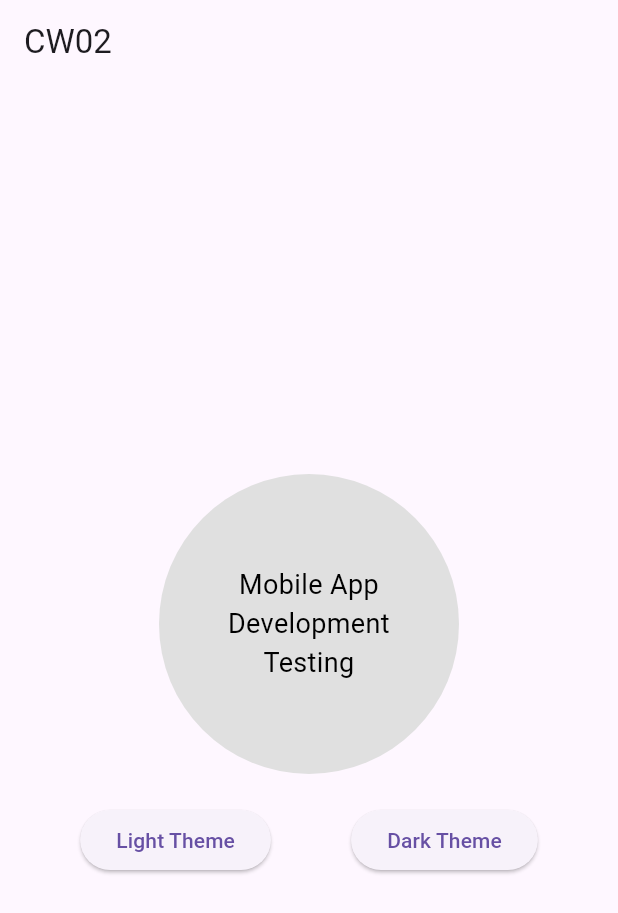
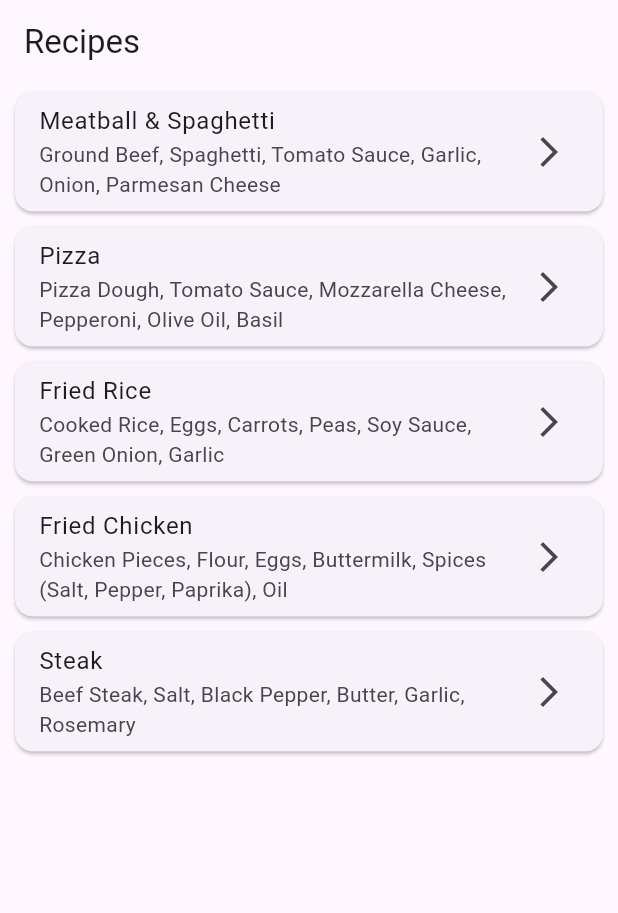
Before and after one commit to tan8325/cw02, a Flutter app: the screen it shows after launch, on a phone screen of 412 x 824 dp. Shown: the top 913 px of the screen. Run offline on Flutter 3.47's test engine with Material 3 defaults, Android fonts, the phone set to English and light mode, and no system bars.

Commit message:
added two dart files for homescreen and recipe

```diff
--- /dev/null
+++ b/lib/details_screen.dart
@@ -0,0 +1,29 @@
+import 'package:flutter/material.dart';
+
+class DetailsScreen extends StatelessWidget {
+  final Map<String, String> recipe;
+
+  const DetailsScreen({super.key, required this.recipe});
+
+  @override
+  Widget build(BuildContext context) {
+    return Scaffold(
+      appBar: AppBar(title: Text(recipe['name']!)),
+      body: SingleChildScrollView(
+        padding: const EdgeInsets.all(16),
+        child: Column(
+          crossAxisAlignment: CrossAxisAlignment.start,
+          children: [
+            Text('Ingredients:', style: Theme.of(context).textTheme.headlineSmall),
+            const SizedBox(height: 8),
+            Text(recipe['ingredients']!, style: Theme.of(context).textTheme.bodyMedium),
+            const Divider(height: 24),
+            Text('Instructions:', style: Theme.of(context).textTheme.headlineSmall),
+            const SizedBox(height: 8),
+            Text(recipe['instructions']!, style: Theme.of(context).textTheme.bodyMedium),
+          ],
+        ),
+      ),
+    );
+  }
+}
--- /dev/null
+++ b/lib/home_screen.dart
@@ -0,0 +1,63 @@
+import 'package:flutter/material.dart';
+import 'details_screen.dart';
+
+class HomeScreen extends StatelessWidget {
+  const HomeScreen({super.key});
+
+  final List<Map<String, String>> recipes = const [
+    {
+      'name': 'Meatball & Spaghetti',
+      'ingredients': 'Ground Beef, Spaghetti, Tomato Sauce, Garlic, Onion, Parmesan Cheese',
+      'instructions': '1. Cook spaghetti.\n2. Mix ground beef with garlic and onion, then form meatballs.\n3. Fry or bake meatballs.\n4. Simmer meatballs in tomato sauce.\n5. Serve over spaghetti and top with Parmesan.',
+    },
+    {
+      'name': 'Pizza',
+      'ingredients': 'Pizza Dough, Tomato Sauce, Mozzarella Cheese, Pepperoni, Olive Oil, Basil',
+      'instructions': '1. Preheat oven to 475°F (245°C).\n2. Roll out pizza dough.\n3. Spread tomato sauce evenly.\n4. Add cheese and toppings.\n5. Bake for 12-15 minutes.\n6. Garnish with fresh basil and olive oil.',
+    },
+    {
+      'name': 'Fried Rice',
+      'ingredients': 'Cooked Rice, Eggs, Carrots, Peas, Soy Sauce, Green Onion, Garlic',
+      'instructions': '1. Heat oil in a pan.\n2. Scramble eggs and set aside.\n3. Sauté garlic, carrots, and peas.\n4. Add rice and soy sauce, stir well.\n5. Mix in scrambled eggs and green onions.',
+    },
+    {
+      'name': 'Fried Chicken',
+      'ingredients': 'Chicken Pieces, Flour, Eggs, Buttermilk, Spices (Salt, Pepper, Paprika), Oil',
+      'instructions': '1. Marinate chicken in buttermilk and spices.\n2. Coat in flour mixture.\n3. Heat oil in a deep pan.\n4. Fry chicken until golden brown and crispy.\n5. Drain excess oil on paper towels.',
+    },
+    {
+      'name': 'Steak',
+      'ingredients': 'Beef Steak, Salt, Black Pepper, Butter, Garlic, Rosemary',
+      'instructions': '1. Season steak with salt and pepper.\n2. Heat a pan to high heat.\n3. Sear steak on both sides.\n4. Add butter, garlic, and rosemary.\n5. Baste steak with butter and cook to preferred doneness.\n6. Let rest before serving.',
+    },
+  ];
+
+  @override
+  Widget build(BuildContext context) {
+    return Scaffold(
+      appBar: AppBar(title: const Text('Recipes')),
+      body: ListView.builder(
+        itemCount: recipes.length,
+        itemBuilder: (context, index) {
+          final recipe = recipes[index];
+          return Card(
+            margin: const EdgeInsets.symmetric(horizontal: 10, vertical: 5),
+            child: ListTile(
+              title: Text(recipe['name']!),
+              subtitle: Text(recipe['ingredients']!),
+              trailing: const Icon(Icons.arrow_forward_ios),
+              onTap: () {
+                Navigator.push(
+                  context,
+                  MaterialPageRoute(
+                    builder: (context) => DetailsScreen(recipe: recipe),
+                  ),
+                );
+              },
+            ),
+          );
+        },
+      ),
+    );
+  }
+}
--- a/lib/main.dart
+++ b/lib/main.dart
@@ -1,95 +1,24 @@
 import 'package:flutter/material.dart';
+import 'home_screen.dart';
 
 void main() {
-  runApp(const RunMyApp());
+  runApp(const MyApp());
 }
 
-class RunMyApp extends StatefulWidget {
-  const RunMyApp({super.key});
-
-  @override
-  State<RunMyApp> createState() => _RunMyAppState();
-}
-
-class _RunMyAppState extends State<RunMyApp> {
-  ThemeMode _themeMode = ThemeMode.system;
-
-  void changeTheme(ThemeMode themeMode) {
-    setState(() {
-      _themeMode = themeMode;
-    });
-  }
+class MyApp extends StatelessWidget {
+  const MyApp({super.key});
 
   @override
   Widget build(BuildContext context) {
     return MaterialApp(
+      title: 'CW02',
       theme: ThemeData(
-        primarySwatch: Colors.blueGrey,
-        brightness: Brightness.light,
+        primarySwatch: Colors.blue,
         textTheme: const TextTheme(
-          bodyLarge: TextStyle(color: Colors.black),
+          headlineSmall: TextStyle(fontWeight: FontWeight.bold),
         ),
       ),
-      darkTheme: ThemeData.dark(),
-      themeMode: _themeMode,
-      debugShowCheckedModeBanner: false,
-      home: HomeScreen(changeTheme: changeTheme),
+      home: const HomeScreen(),
     );
   }
 }
-
-class HomeScreen extends StatelessWidget {
-  final Function(ThemeMode) changeTheme;
-
-  const HomeScreen({super.key, required this.changeTheme});
-
-  @override
-  Widget build(BuildContext context) {
-    bool isDarkMode = Theme.of(context).brightness == Brightness.dark;
-
-    return Scaffold(
-      appBar: AppBar(title: const Text('CW02')),
-      body: Center(
-        child: Column(
-          mainAxisAlignment: MainAxisAlignment.center,
-          children: [
-            const SizedBox(height: 20),
-            AnimatedContainer(
-              width: 200,
-              height: 200,
-              duration: const Duration(milliseconds: 500),
-              curve: Curves.easeInOut,
-              decoration: BoxDecoration(
-                color: isDarkMode ? Colors.white : Colors.grey[300],
-                shape: BoxShape.circle,
-              ),
-              alignment: Alignment.center,
-              child: const Padding(
-                padding: EdgeInsets.all(15.0),
-                child: Text(
-                  'Mobile App Development Testing',
-                  textAlign: TextAlign.center,
-                  style: TextStyle(fontSize: 18, color: Colors.black),
-                ),
-              ),
-            ),
-            const SizedBox(height: 20),
-            Row(
-              mainAxisAlignment: MainAxisAlignment.spaceEvenly,
-              children: [
-                ElevatedButton(
-                  onPressed: () => changeTheme(ThemeMode.light),
-                  child: const Text('Light Theme'),
-                ),
-                ElevatedButton(
-                  onPressed: () => changeTheme(ThemeMode.dark),
-                  child: const Text('Dark Theme'),
-                ),
-              ],
-            ),
-          ],
-        ),
-      ),
-    );
-  }
-}
```
